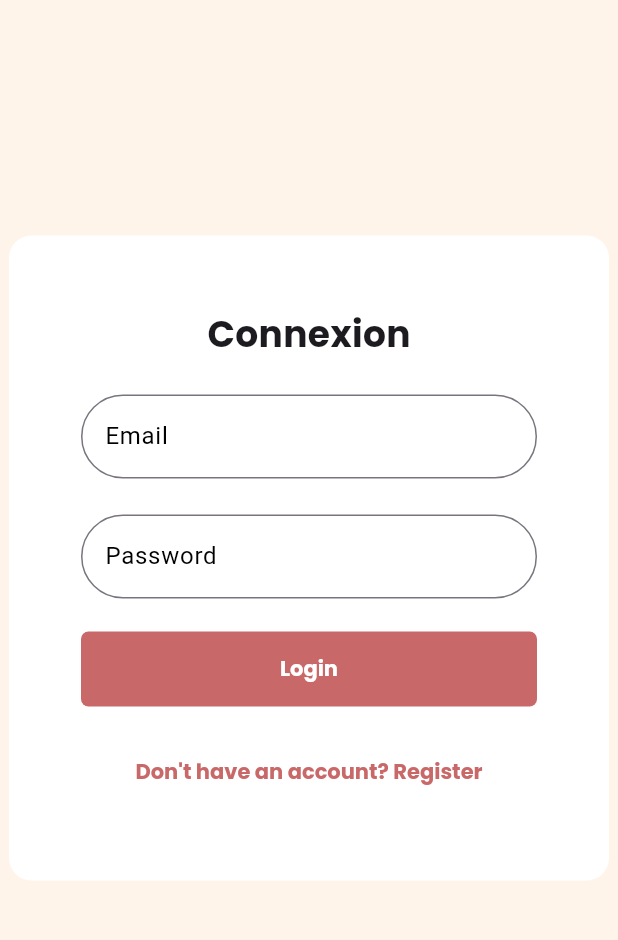
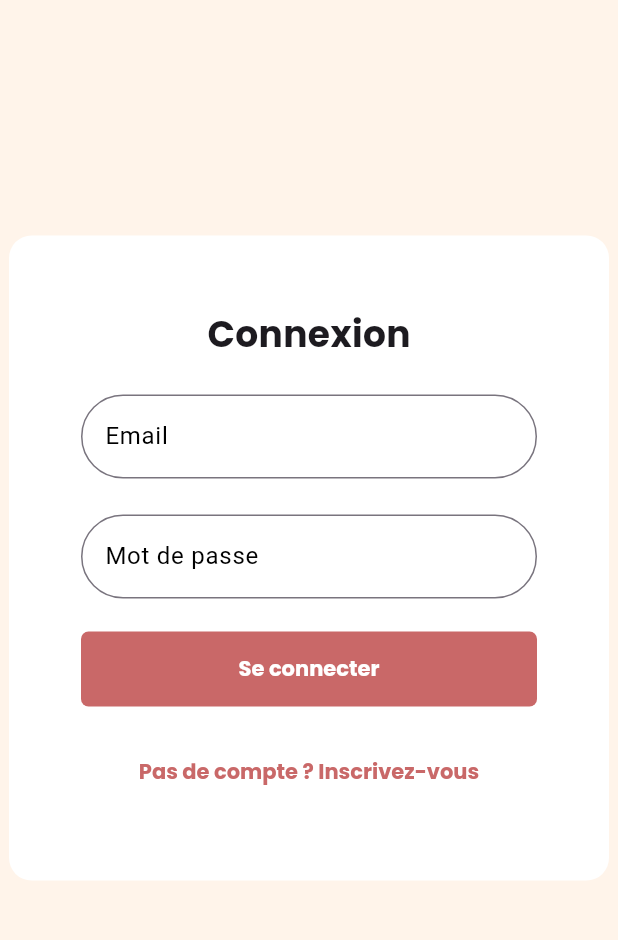
Before and after one commit to EFREI-M2-Dev/Projet-Web-FML, a Flutter app: the screen it shows after launch, on a phone screen of 412 x 824 dp, the part 120-1060 px from its top. Run offline on Flutter 3.47's test engine with Material 3 defaults, Android fonts, the light colour scheme and no system bars; our stand-ins replace cloud_firestore, firebase_auth, firebase_core, firebase_storage, flutter_svg, google_fonts and 1 more; accounts and stored records are empty; Roboto replaces fonts that are missing (Kanit).

Commit message:
feat(auth): french translations

```diff
--- a/mobile/lib/presentation/screens/auth/login_screen.dart
+++ b/mobile/lib/presentation/screens/auth/login_screen.dart
@@ -70,7 +70,7 @@ class _LoginScreenState extends State<LoginScreen> {
                           border: OutlineInputBorder(
                             borderRadius: BorderRadius.circular(40.0),
                           ),
-                          hintText: 'Password'),
+                          hintText: 'Mot de passe'),
                       obscureText: true,
                     ),
                   ),
@@ -94,14 +94,14 @@ class _LoginScreenState extends State<LoginScreen> {
                         );
                       }
                     },
-                    child: Text('Login'),
+                    child: Text('Se connecter'),
                   ),
                   SizedBox(height: 20),
                   TextButton(
                     onPressed: () {
                       Navigator.pushNamed(context, '/register');
                     },
-                    child: Text("Don't have an account? Register"),
+                    child: Text("Pas de compte ? Inscrivez-vous"),
                   ),
                 ],
               ),
--- a/mobile/lib/presentation/screens/auth/register_screen.dart
+++ b/mobile/lib/presentation/screens/auth/register_screen.dart
@@ -69,7 +69,7 @@ class _RegisterScreenState extends State<RegisterScreen> {
                         border: OutlineInputBorder(
                           borderRadius: BorderRadius.circular(40.0),
                         ),
-                        hintText: 'Password',
+                        hintText: 'Mot de passe',
                       ),
                       obscureText: true,
                     ),
@@ -95,14 +95,14 @@ class _RegisterScreenState extends State<RegisterScreen> {
                         );
                       }
                     },
-                    child: Text('Register'),
+                    child: Text("S'inscrire"),
                   ),
                   SizedBox(height: 20),
                   TextButton(
                     onPressed: () {
                       Navigator.pushNamed(context, '/login');
                     },
-                    child: Text("Already have an account? Login"),
+                    child: Text("Déjà un compte? Connectez-vous!"),
                   ),
                 ],
               ),
```
Also changed, not shown: 1 other file.
